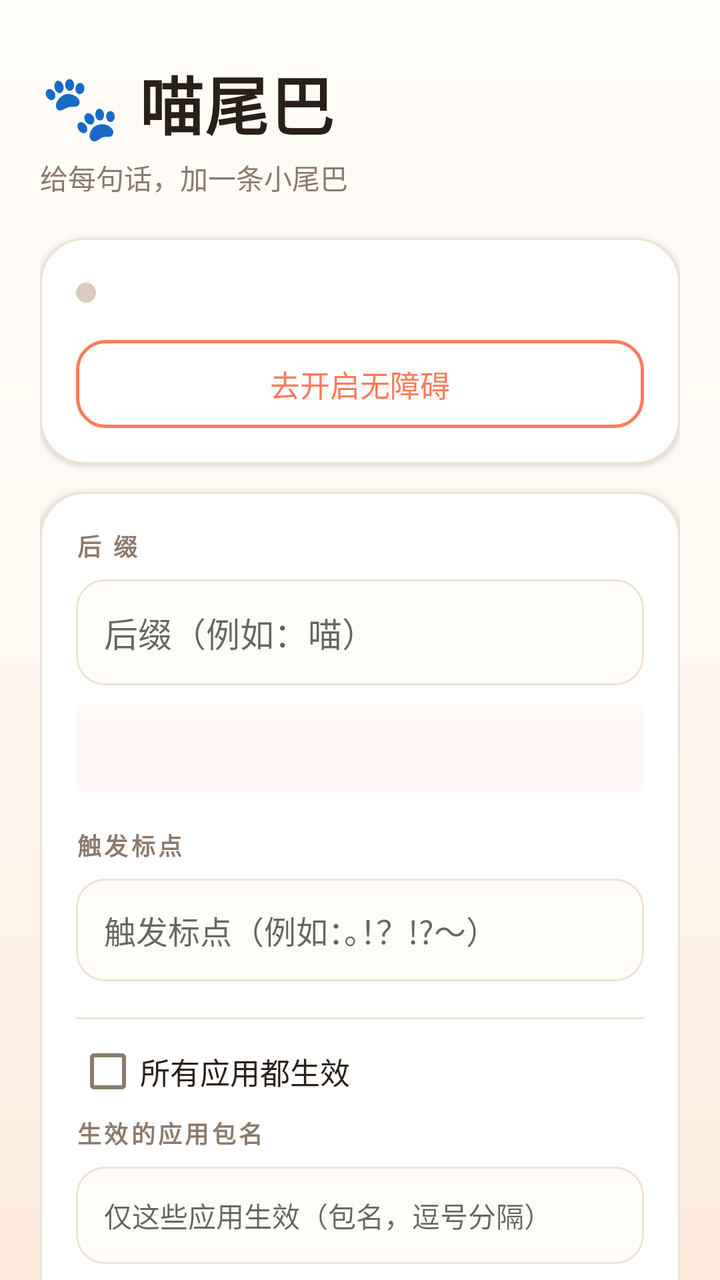
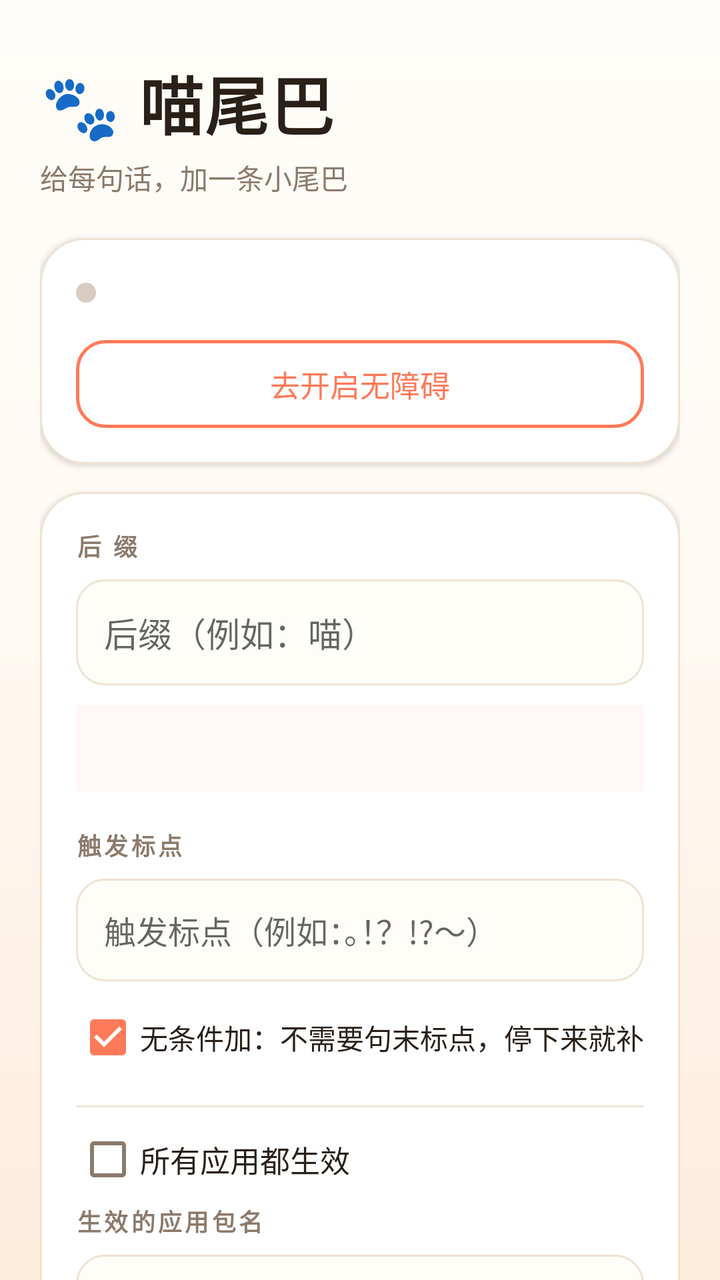

Before-and-after screenshots of an Android layout around one commit, followed by the original layout XML and the change that was made.
<!-- AndroidManifest.xml: application theme AppTheme -->
<!-- res/layout/activity_main.xml -->
<?xml version="1.0" encoding="utf-8"?>
<ScrollView xmlns:android="http://schemas.android.com/apk/res/android"
    android:layout_width="match_parent"
    android:layout_height="match_parent"
    android:background="@drawable/bg_screen"
    android:fillViewport="true"
    android:scrollbars="none">

    <LinearLayout
        android:layout_width="match_parent"
        android:layout_height="wrap_content"
        android:orientation="vertical"
        android:paddingLeft="20dp"
        android:paddingTop="28dp"
        android:paddingRight="20dp"
        android:paddingBottom="28dp">

        
        <TextView
            android:layout_width="wrap_content"
            android:layout_height="wrap_content"
            android:letterSpacing="0.02"
            android:text="🐾 喵尾巴"
            android:textColor="@color/text"
            android:textSize="32sp"
            android:textStyle="bold" />

        <TextView
            android:layout_width="wrap_content"
            android:layout_height="wrap_content"
            android:layout_marginTop="4dp"
            android:text="给每句话，加一条小尾巴"
            android:textColor="@color/muted"
            android:textSize="14sp" />

        
        <LinearLayout
            android:layout_width="match_parent"
            android:layout_height="wrap_content"
            android:layout_marginTop="20dp"
            android:background="@drawable/bg_card"
            android:elevation="2dp"
            android:orientation="vertical"
            android:padding="18dp">

            <LinearLayout
                android:layout_width="match_parent"
                android:layout_height="wrap_content"
                android:gravity="center_vertical"
                android:orientation="horizontal">

                <View
                    android:id="@+id/statusDot"
                    android:layout_width="10dp"
                    android:layout_height="10dp"
                    android:background="@drawable/dot_off" />

                <TextView
                    android:id="@+id/status"
                    android:layout_width="0dp"
                    android:layout_height="wrap_content"
                    android:layout_marginLeft="10dp"
                    android:layout_weight="1"
                    android:lineSpacingExtra="3dp"
                    android:textColor="@color/text"
                    android:textSize="14sp" />
            </LinearLayout>

            <Button
                android:id="@+id/openSettings"
                android:layout_width="match_parent"
                android:layout_height="44dp"
                android:layout_marginTop="14dp"
                android:background="@drawable/bg_button_outline"
                android:text="去开启无障碍"
                android:textAllCaps="false"
                android:textColor="@color/accent"
                android:textSize="15sp" />
        </LinearLayout>

        
        <LinearLayout
            android:layout_width="match_parent"
            android:layout_height="wrap_content"
            android:layout_marginTop="14dp"
            android:background="@drawable/bg_card"
            android:elevation="2dp"
            android:orientation="vertical"
            android:padding="18dp">

            <TextView
                android:layout_width="wrap_content"
                android:layout_height="wrap_content"
                android:letterSpacing="0.12"
                android:text="后 缀"
                android:textColor="@color/muted"
                android:textSize="12sp"
                android:textStyle="bold" />

            <EditText
                android:id="@+id/suffix"
                android:layout_width="match_parent"
                android:layout_height="wrap_content"
                android:layout_marginTop="8dp"
                android:background="@drawable/bg_field"
                android:hint="@string/hint_suffix"
                android:inputType="text"
                android:maxLength="12"
                android:padding="14dp"
                android:textColor="@color/text"
                android:textSize="17sp" />

            <TextView
                android:id="@+id/preview"
                android:layout_width="match_parent"
                android:layout_height="wrap_content"
                android:layout_marginTop="10dp"
                android:background="#0DFF7A59"
                android:padding="12dp"
                android:textColor="@color/text"
                android:textSize="14sp" />

            <TextView
                android:layout_width="wrap_content"
                android:layout_height="wrap_content"
                android:layout_marginTop="18dp"
                android:letterSpacing="0.12"
                android:text="触发标点"
                android:textColor="@color/muted"
                android:textSize="12sp"
                android:textStyle="bold" />

            <EditText
                android:id="@+id/triggers"
                android:layout_width="match_parent"
                android:layout_height="wrap_content"
                android:layout_marginTop="8dp"
                android:background="@drawable/bg_field"
                android:hint="@string/hint_triggers"
                android:inputType="text"
                android:padding="14dp"
                android:textColor="@color/text"
                android:textSize="16sp" />

            <View
                android:layout_width="match_parent"
                android:layout_height="1dp"
                android:layout_marginTop="18dp"
                android:background="@color/border" />

            <CheckBox
                android:id="@+id/allApps"
                android:layout_width="match_parent"
                android:layout_height="wrap_content"
                android:layout_marginTop="10dp"
                android:text="所有应用都生效"
                android:textColor="@color/text"
                android:textSize="15sp" />

            <TextView
                android:layout_width="wrap_content"
                android:layout_height="wrap_content"
                android:layout_marginTop="6dp"
                android:letterSpacing="0.12"
                android:text="生效的应用包名"
                android:textColor="@color/muted"
                android:textSize="12sp"
                android:textStyle="bold" />

            <EditText
                android:id="@+id/pkgs"
                android:layout_width="match_parent"
                android:layout_height="wrap_content"
                android:layout_marginTop="8dp"
                android:background="@drawable/bg_field"
                android:hint="@string/hint_pkgs"
                android:inputType="text"
                android:padding="14dp"
                android:textColor="@color/text"
                android:textSize="14sp" />

            <TextView
                android:layout_width="match_parent"
                android:layout_height="wrap_content"
                android:layout_marginTop="8dp"
                android:lineSpacingExtra="2dp"
                android:text="微信 com.tencent.mm　QQ com.tencent.mobileqq"
                android:textColor="@color/muted"
                android:textSize="12sp" />
        </LinearLayout>

        
        <LinearLayout
            android:layout_width="match_parent"
            android:layout_height="wrap_content"
            android:layout_marginTop="14dp"
            android:background="@drawable/bg_card"
            android:elevation="2dp"
            android:gravity="center_vertical"
            android:orientation="horizontal"
            android:paddingLeft="18dp"
            android:paddingTop="12dp"
            android:paddingRight="14dp"
            android:paddingBottom="12dp">

            <LinearLayout
                android:layout_width="0dp"
                android:layout_height="wrap_content"
                android:layout_weight="1"
                android:orientation="vertical">

                <TextView
                    android:layout_width="wrap_content"
                    android:layout_height="wrap_content"
                    android:text="总开关"
                    android:textColor="@color/text"
                    android:textSize="16sp"
                    android:textStyle="bold" />

                <TextView
                    android:layout_width="wrap_content"
                    android:layout_height="wrap_content"
                    android:layout_marginTop="2dp"
                    android:text="关掉后所有应用都不再补字"
                    android:textColor="@color/muted"
                    android:textSize="12sp" />
            </LinearLayout>

            <Switch
                android:id="@+id/enabled"
                android:layout_width="wrap_content"
                android:layout_height="wrap_content"
                android:checked="true" />
        </LinearLayout>

        <Button
            android:id="@+id/save"
            android:layout_width="match_parent"
            android:layout_height="52dp"
            android:layout_marginTop="18dp"
            android:background="@drawable/bg_button"
            android:letterSpacing="0.05"
            android:text="保存设置"
            android:textAllCaps="false"
            android:textColor="@color/white"
            android:textSize="16sp"
            android:textStyle="bold" />

        
        <LinearLayout
            android:layout_width="match_parent"
            android:layout_height="wrap_content"
            android:layout_marginTop="14dp"
            android:background="@drawable/bg_card"
            android:elevation="2dp"
            android:orientation="vertical"
            android:padding="18dp">

            <TextView
                android:layout_width="wrap_content"
                android:layout_height="wrap_content"
                android:letterSpacing="0.12"
                android:text="诊 断"
                android:textColor="@color/muted"
                android:textSize="12sp"
                android:textStyle="bold" />

            <TextView
                android:layout_width="match_parent"
                android:layout_height="wrap_content"
                android:layout_marginTop="8dp"
                android:text="正常工作时这里会记录最近 40 条事件与决策。打一句话再回来，就知道服务有没有收到事件。"
                android:textColor="@color/muted"
                android:textSize="12sp" />

            <TextView
                android:id="@+id/diag"
                android:layout_width="match_parent"
                android:layout_height="wrap_content"
                android:layout_marginTop="8dp"
                android:background="@drawable/bg_field"
                android:fontFamily="monospace"
                android:minLines="3"
                android:padding="10dp"
                android:textColor="@color/text"
                android:textSize="11sp" />

            <LinearLayout
                android:layout_width="match_parent"
                android:layout_height="wrap_content"
                android:layout_marginTop="10dp"
                android:orientation="horizontal">

                <Button
                    android:id="@+id/copyLog"
                    android:layout_width="0dp"
                    android:layout_height="42dp"
                    android:layout_weight="1"
                    android:background="@drawable/bg_button_outline"
                    android:text="复制日志"
                    android:textAllCaps="false"
                    android:textColor="@color/accent"
                    android:textSize="14sp" />

                <Button
                    android:id="@+id/clearLog"
                    android:layout_width="0dp"
                    android:layout_height="42dp"
                    android:layout_marginLeft="10dp"
                    android:layout_weight="1"
                    android:background="@drawable/bg_button_outline"
                    android:text="清空"
                    android:textAllCaps="false"
                    android:textColor="@color/accent"
                    android:textSize="14sp" />
            </LinearLayout>
        </LinearLayout>

        <TextView
            android:layout_width="match_parent"
            android:layout_height="wrap_content"
            android:layout_marginTop="16dp"
            android:gravity="center"
            android:lineSpacingExtra="3dp"
            android:text="不联网 · 不上传 · 卸载即清除"
            android:textColor="@color/muted"
            android:textSize="12sp" />

    </LinearLayout>
</ScrollView>
<!-- resources referenced by this layout -->
<resources>
  <color name="accent">#FF7A59</color>
  <color name="border">#F0E2D3</color>
  <color name="muted">#8C7A6B</color>
  <color name="text">#2A2018</color>
  <color name="white">#FFFFFFFF</color>
  <!-- drawable bg_button (drawable) -->
  <?xml version="1.0" encoding="utf-8"?>
  <ripple xmlns:android="http://schemas.android.com/apk/res/android"
      android:color="#33FFFFFF">
      <item>
          <shape>
              <solid android:color="@color/accent" />
              <corners android:radius="16dp" />
          </shape>
      </item>
  </ripple>
  <!-- drawable bg_button_outline (drawable) -->
  <?xml version="1.0" encoding="utf-8"?>
  <ripple xmlns:android="http://schemas.android.com/apk/res/android"
      android:color="#1AFF7A59">
      <item>
          <shape>
              <solid android:color="#00FFFFFF" />
              <corners android:radius="14dp" />
              <stroke
                  android:width="1.5dp"
                  android:color="@color/accent" />
          </shape>
      </item>
  </ripple>
  <!-- drawable bg_card (drawable) -->
  <?xml version="1.0" encoding="utf-8"?>
  <shape xmlns:android="http://schemas.android.com/apk/res/android">
      <solid android:color="@color/card" />
      <corners android:radius="22dp" />
      <stroke
          android:width="1dp"
          android:color="@color/border" />
  </shape>
  <!-- drawable bg_field (drawable) -->
  <?xml version="1.0" encoding="utf-8"?>
  <shape xmlns:android="http://schemas.android.com/apk/res/android">
      <solid android:color="@color/field" />
      <corners android:radius="14dp" />
      <stroke
          android:width="1dp"
          android:color="@color/border" />
  </shape>
  <!-- drawable bg_screen (drawable) -->
  <?xml version="1.0" encoding="utf-8"?>
  <shape xmlns:android="http://schemas.android.com/apk/res/android">
      <gradient
          android:angle="270"
          android:centerColor="#FFF9F3"
          android:endColor="#FDEBDB"
          android:startColor="#FFFDF9" />
  </shape>
  <!-- drawable dot_off (drawable) -->
  <?xml version="1.0" encoding="utf-8"?>
  <shape xmlns:android="http://schemas.android.com/apk/res/android"
      android:shape="oval">
      <size
          android:width="10dp"
          android:height="10dp" />
      <solid android:color="@color/off" />
  </shape>
  <string name="hint_pkgs">仅这些应用生效（包名，逗号分隔）</string>
  <string name="hint_suffix">后缀（例如：喵）</string>
  <string name="hint_triggers">触发标点（例如：。！？!?～）</string>
  <style name="AppTheme" parent="android:Theme.Material.Light.NoActionBar">
          <item name="android:colorPrimary">@color/accent</item>
          <item name="android:colorPrimaryDark">@color/accent_dark</item>
          <item name="android:colorAccent">@color/accent</item>
          <item name="android:windowBackground">@drawable/bg_screen</item>
          <item name="android:statusBarColor">@color/bg</item>
          <item name="android:navigationBarColor">@color/bg</item>
          <item name="android:windowLightStatusBar">true</item>
          <item name="android:textColorPrimary">@color/text</item>
          <item name="android:textColorSecondary">@color/muted</item>
      </style>
  <color name="card">#FFFFFFFF</color>
  <color name="field">#FFFDF8</color>
  <color name="off">#D9CBBF</color>
  <color name="accent_dark">#E8623F</color>
  <color name="bg">#FFF7EF</color>
</resources>

<!-- the commit's change to res/layout/activity_main.xml (unified diff, before → after) -->
@@ -141,6 +141,16 @@
                 android:padding="14dp"
                 android:textColor="@color/text"
                 android:textSize="16sp" />
+
+            <CheckBox
+                android:id="@+id/alwaysSuffix"
+                android:layout_width="match_parent"
+                android:layout_height="wrap_content"
+                android:layout_marginTop="12dp"
+                android:checked="true"
+                android:text="无条件加：不需要句末标点，停下来就补"
+                android:textColor="@color/text"
+                android:textSize="14sp" />
 
             <View
                 android:layout_width="match_parent"
